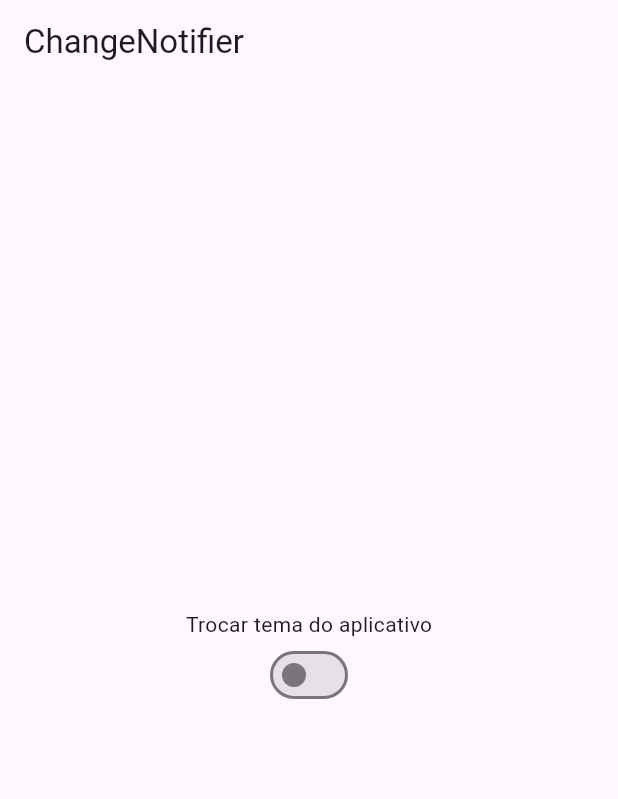
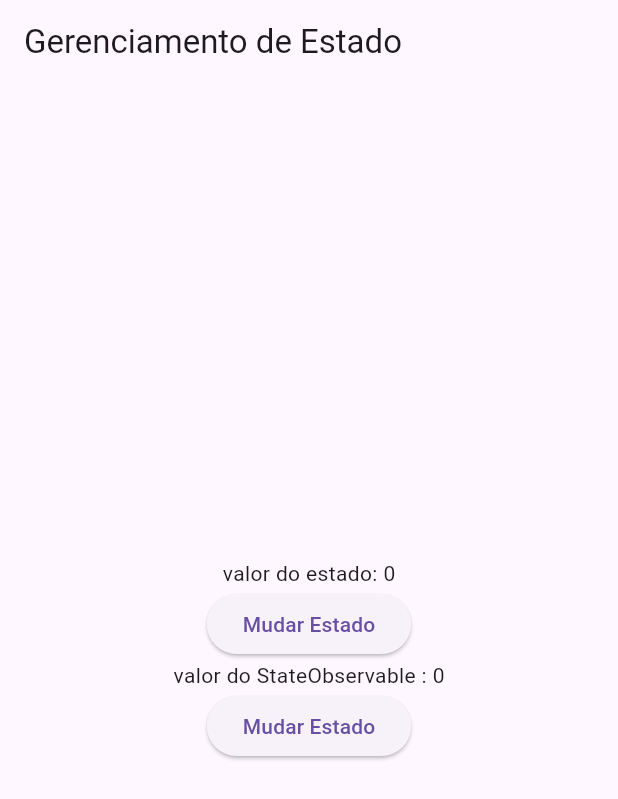
Before and after one commit to Miguel-Galli/flutter_avancado, a Flutter app: the screen it shows after launch, on a phone screen of 412 x 824 dp. Shown: the top 799 px of the screen. Run offline on Flutter 3.47's test engine with Material 3 defaults, Android fonts, the phone set to English and light mode, and no system bars.

Commit message:
Cria gerenciamento de estado

```diff
--- /dev/null
+++ b/lib/contracts/observable.dart
@@ -0,0 +1,6 @@
+abstract class Observable {
+  void addListener(void Function() callback);
+  void removeListener(void Function() callback);
+
+
+}
--- /dev/null
+++ b/lib/contracts/observable_state.dart
@@ -0,0 +1,5 @@
+// ignore_for_file: public_member_api_docs, sort_constructors_first
+abstract class ObservableState<T> {
+  final T state;
+  ObservableState(this.state);
+}
--- /dev/null
+++ b/lib/controllers/state_observable.dart
@@ -0,0 +1,17 @@
+import 'package:flutter_avancado/contracts/observable_state.dart';
+import 'package:flutter_avancado/controllers/change_state.dart';
+
+class StateObservable<T> extends ChangeState implements ObservableState {
+  T _state;
+
+  @override
+  T get state => _state;
+
+  set state(T newState) {
+    if (newState == _state) return;
+    _state = newState;
+    notifyCallback();
+  }
+
+  StateObservable(this._state);
+}
--- /dev/null
+++ b/lib/counter_state.dart
@@ -0,0 +1,10 @@
+import 'package:flutter_avancado/controllers/change_state.dart';
+
+class CounterState extends ChangeState {
+  int counter = 0;
+
+  void increment() {
+    counter++;
+    notifyCallback();
+  }
+}
--- a/lib/main.dart
+++ b/lib/main.dart
@@ -1,5 +1,6 @@
 import 'package:flutter/material.dart';
-import 'package:flutter_avancado/presentation/pages/my_home_page.dart';
+import 'package:flutter_avancado/controllers/state_observable.dart';
+import 'package:flutter_avancado/counter_state.dart';
 
 void main() {
   runApp(const MyApp());
@@ -10,15 +11,71 @@ class MyApp extends StatelessWidget {
 
   @override
   Widget build(BuildContext context) {
-    return ValueListenableBuilder(
-      valueListenable: themeController,
-      builder: (context, value, child) {
-        return MaterialApp(
-          title: 'Flutter Demo',
-          theme: value ? ThemeData.dark() : ThemeData.light(),
-          home: const MyHomePage(title: 'ChangeNotifier'),
-        );
-      }
+    return MaterialApp(
+      title: 'Flutter Demo',
+      theme: ThemeData(primarySwatch: Colors.blue),
+      home: const MyHomePage(title: 'Gerenciamento de Estado'),
     );
   }
 }
+
+class MyHomePage extends StatefulWidget {
+  const MyHomePage({super.key, required this.title});
+
+  final String title;
+
+  @override
+  State<MyHomePage> createState() => _MyHomePageState();
+}
+
+class _MyHomePageState extends State<MyHomePage> {
+  final counterState = CounterState();
+  final observableCounter = StateObservable(0);
+
+  @override
+  void initState() {
+    counterState.addListener(callback);
+    observableCounter.addListener(callback);
+    super.initState();
+  }
+
+  void callback() {
+    setState(() {});
+  }
+
+  @override
+  Widget build(BuildContext context) {
+    return Scaffold(
+      appBar: AppBar(title: Text(widget.title)),
+      body: Center(
+        child: Column(
+          mainAxisAlignment: MainAxisAlignment.center,
+          children: [
+            Text('valor do estado: ${counterState.counter}'),
+            ElevatedButton(
+              onPressed: () {
+                counterState.increment();
+              },
+              child: const Text('Mudar Estado'),
+            ),
+
+            Text('valor do StateObservable : ${observableCounter.state}'),
+            ElevatedButton(
+              onPressed: () {
+                observableCounter.state++;
+              },
+              child: const Text('Mudar Estado'),
+            ),
+          ],
+        ),
+      ),
+    );
+  }
+
+  @override
+  void dispose() {
+    counterState.removeListener(callback);
+    observableCounter.removeListener(callback);
+    super.dispose();
+  }
+}
--- a/lib/presentation/pages/my_home_page.dart
+++ /dev/null
@@ -1,43 +0,0 @@
-import 'package:flutter/material.dart';
-import 'package:flutter_avancado/presentation/controllers/theme_controller.dart';
-
-final ThemeController themeController = ThemeController();
-
-class MyHomePage extends StatefulWidget {
-  final String title;
-
-  const MyHomePage({super.key, required this.title});
-
-  @override
-  State<MyHomePage> createState() => _MyHomePageState();
-
-}
-
-class _MyHomePageState extends State<MyHomePage> {
-
-  @override
-  Widget build(BuildContext context) {
-    return Scaffold(
-      appBar: AppBar(title: Text(widget.title)),
-      body: Center(
-        child: Column(
-          mainAxisAlignment: MainAxisAlignment.center,
-          children: [
-            Text('Trocar tema do aplicativo'),
-            ValueListenableBuilder(
-              valueListenable: themeController,
-              builder: (context, value, child) {
-                return Switch(
-                  value: value,
-                  onChanged: (value) {
-                    themeController.toggleTheme();
-                  },
-                );
-              }
-            ),
-          ],
-        ),
-      ),
-    );
-  }
-}
```
Also changed, not shown: lib/controllers/change_state.dart (added, +21 -0 lines), lib/presentation/controllers/theme_controller.dart (deleted, +0 -9 lines).
